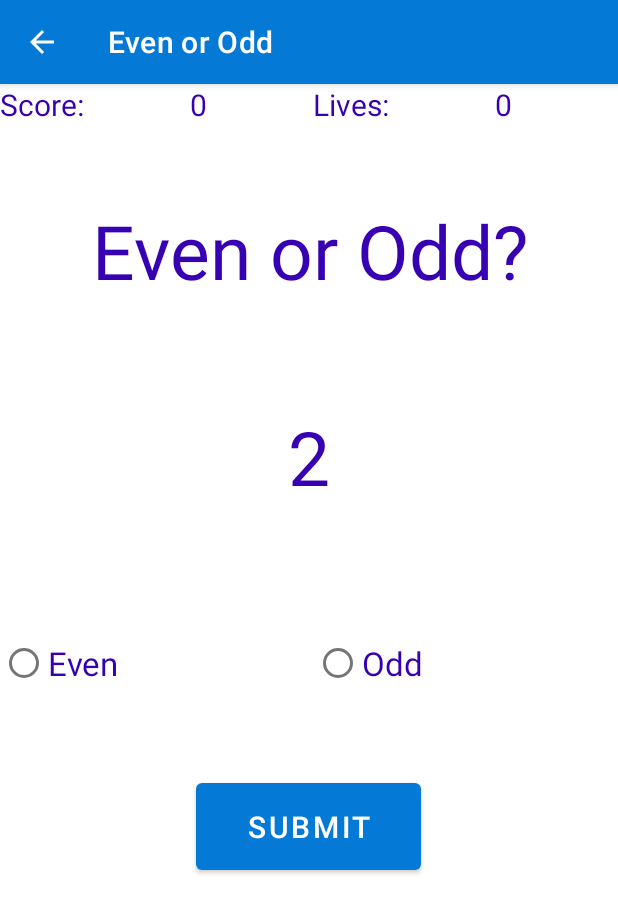
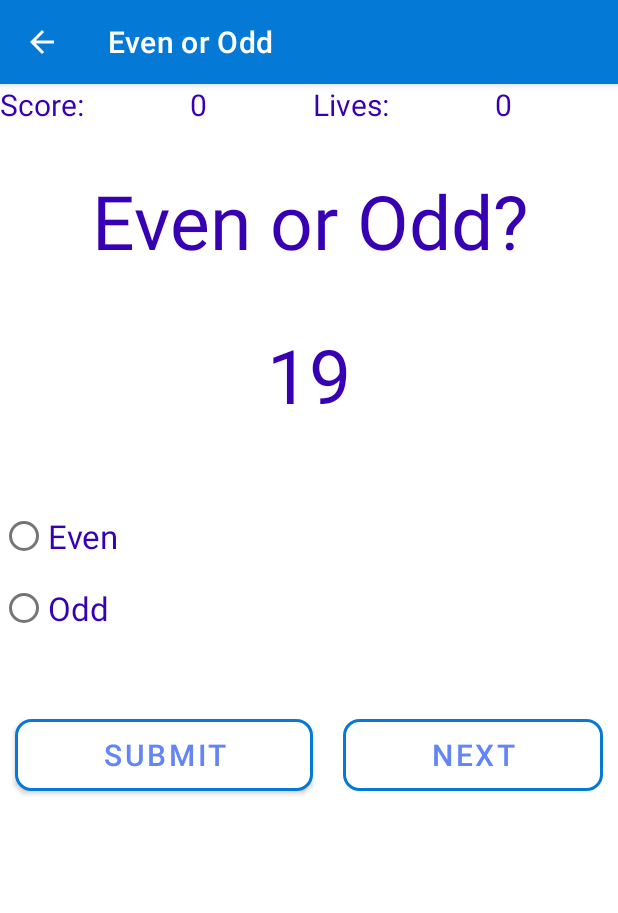
Before and after one commit to Abhi6921/AndroidMathGame, an Android app: the EvenOrOddActivity screen opened directly, with no data from a screen before it, on a phone screen of 412 x 824 dp. Shown: the top 913 px of the screen. Run offline under Robolectric (Android 15) with nearby library versions, the light colour scheme and no system bars.

Commit message:
basic flow of even odd activity done

```diff
--- a/app/src/main/java/com/abhicoder/androidmathgame/EvenOrOddActivity.kt
+++ b/app/src/main/java/com/abhicoder/androidmathgame/EvenOrOddActivity.kt
@@ -5,6 +5,7 @@ import android.os.Bundle
 import android.widget.Button
 import android.widget.RadioButton
 import android.widget.TextView
+import kotlin.random.Random
 
 class EvenOrOddActivity : AppCompatActivity() {
 
@@ -14,6 +15,7 @@ class EvenOrOddActivity : AppCompatActivity() {
     lateinit var evenRadioButton : RadioButton
     lateinit var oddRadioButton: RadioButton
     lateinit var buttonSubmit: Button
+    lateinit var buttonNext: Button
 
     override fun onCreate(savedInstanceState: Bundle?) {
         super.onCreate(savedInstanceState)
@@ -25,6 +27,41 @@ class EvenOrOddActivity : AppCompatActivity() {
         evenRadioButton = findViewById(R.id.radioButtonEven)
         oddRadioButton = findViewById(R.id.radioButtonOdd)
         buttonSubmit = findViewById(R.id.btnSubmit)
+        buttonNext = findViewById(R.id.btnForward)
 
+        var randomNumber = Random.nextInt(0, 20)
+        evenOddNumber.text = randomNumber.toString()
+        buttonNext.setEnabled(false)
+
+        buttonSubmit.setOnClickListener {
+            if (randomNumber % 2 == 0) {
+                if (evenRadioButton.isChecked()) {
+                    evenOddNumber.setText("Correct :)")
+
+                }
+                else if(oddRadioButton.isChecked()) {
+                    evenOddNumber.setText("InCorrect :(")
+                }
+                buttonNext.setEnabled(true)
+            }
+            else {
+                if (oddRadioButton.isChecked()) {
+                    evenOddNumber.setText("Correct :)")
+                }
+                else if(evenRadioButton.isChecked()) {
+                    evenOddNumber.setText("InCorrect :(")
+                }
+                buttonNext.setEnabled(true)
+            }
+        }
+
+        buttonNext.setOnClickListener {
+            randomNumber = Random.nextInt(0, 20)
+            evenOddNumber.text = randomNumber.toString()
+        }
     }
+
+
+
+
 }
--- a/app/src/main/res/layout/activity_even_or_odd.xml
+++ b/app/src/main/res/layout/activity_even_or_odd.xml
@@ -55,13 +55,13 @@
             android:textSize="50dp"
             android:gravity="center"
             android:textColor="@color/purple_700"
-            android:layout_marginTop="50dp"/>
+            android:layout_marginTop="30dp"/>
     <TextView
             android:text="2"
             android:layout_width="match_parent"
             android:layout_height="wrap_content"
             android:id="@+id/textViewNumber"
-            android:layout_marginTop="70dp"
+            android:layout_marginTop="35dp"
             android:gravity="center"
             android:textSize="50dp"
             android:textColor="@color/purple_700"
@@ -70,7 +70,12 @@
             android:orientation="horizontal"
             android:layout_width="match_parent"
             android:layout_height="wrap_content"
-            android:layout_marginTop="80dp">
+            android:layout_marginTop="50dp">
+
+        <RadioGroup
+            android:layout_width="wrap_content"
+            android:layout_height="wrap_content"
+            android:id="@+id/RGroupEvenOdd">
             <RadioButton
                     android:text="Even"
                     android:layout_width="wrap_content"
@@ -88,16 +93,33 @@
                     android:textColor="@color/purple_700"
                     android:textSize="22dp"
             />
+        </RadioGroup>
     </LinearLayout>
+    <LinearLayout
+            android:orientation="horizontal"
+            android:layout_width="match_parent"
+            android:layout_height="wrap_content"
+            android:layout_marginTop="40dp">
+
         <Button
                 android:text="Submit"
-            android:layout_width="150dp"
-            android:layout_height="70dp"
+                android:layout_width="wrap_content"
+                android:layout_height="wrap_content"
+                android:background="@drawable/button_shape"
+                app:backgroundTint="@null"
+                android:textColor="@color/ice_blue"
+                android:layout_margin="10dp"
                 android:id="@+id/btnSubmit"
-            android:layout_margin="50dp"
+                android:layout_weight="1" android:textSize="20sp"/>
+        <Button
+                android:text="Next"
+                android:layout_width="wrap_content"
+                android:layout_height="wrap_content"
+                android:background="@drawable/button_shape"
                 android:backgroundTint="@null"
-            android:textSize="20sp"
-            android:layout_gravity="center"
-            android:layout_marginTop="70dp"
-    />
+                android:textColor="@color/ice_blue"
+                android:layout_margin="10dp"
+                android:id="@+id/btnForward"
+                android:layout_weight="1" app:backgroundTint="@null" android:textSize="20sp"/>
     </LinearLayout>
+</LinearLayout>
```
Also changed, not shown: app/src/main/java/com/abhicoder/androidmathgame/MainActivity.kt (+7 -1 lines), app/src/main/res/layout/activity_main.xml (+6 -1 lines). Lines whose indentation alone changed are shown as unchanged.
